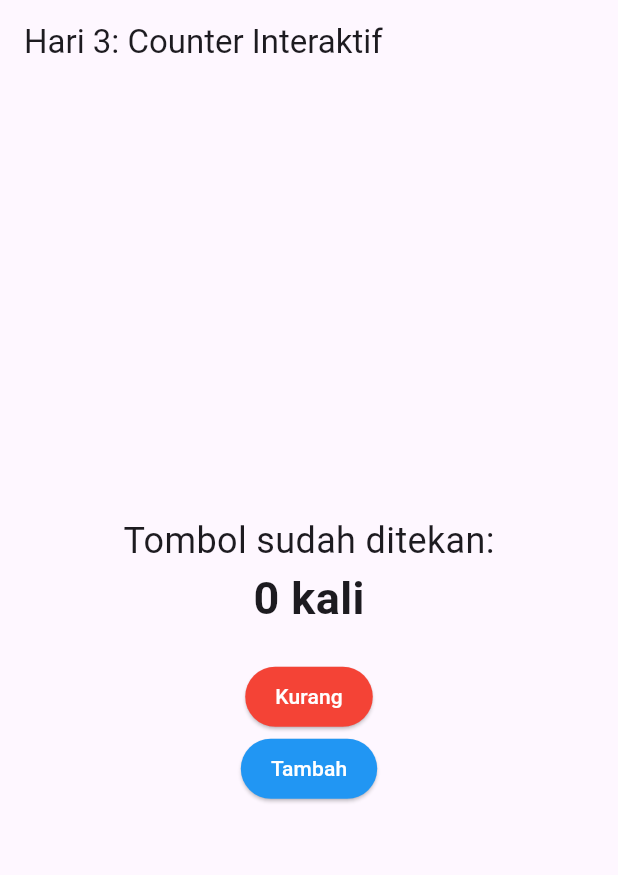
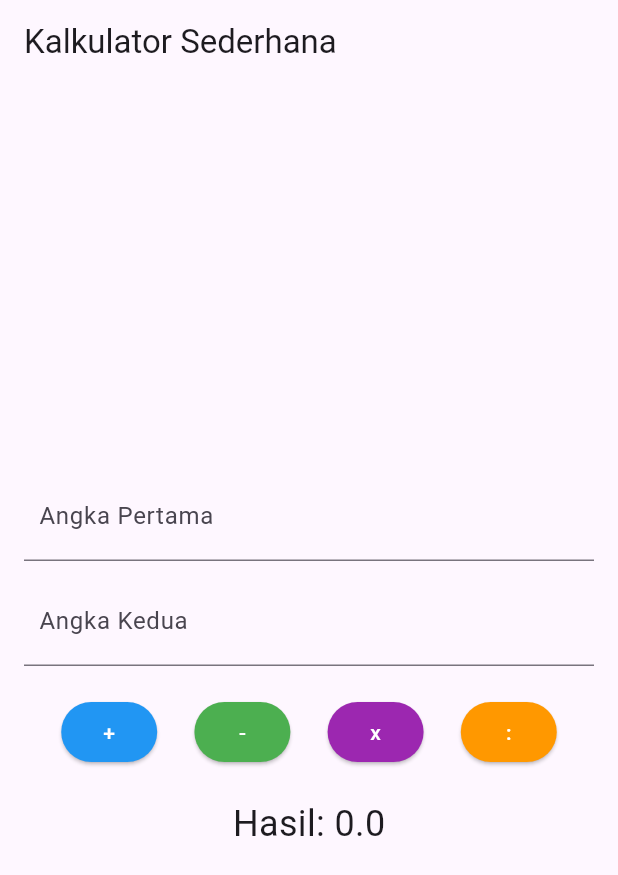
Before and after one commit to Alfin-protein/Latihan-Flutter-Week-2, a Flutter app: the screen it shows after launch, on a phone screen of 412 x 824 dp. Shown: the top 875 px of the screen. Run offline on Flutter 3.47's test engine with Material 3 defaults, Android fonts, the phone set to English and light mode, and no system bars.

Commit message:
Hari 4 Minggu 2: Proyek Kalkulator UI Sederhana

```diff
--- a/lib/main.dart
+++ b/lib/main.dart
@@ -5,70 +5,123 @@ void main() {
 }
 
 class MyApp extends StatelessWidget {
+  const MyApp({super.key});
+
   @override
   Widget build(BuildContext context) {
     return MaterialApp(
-      home: CounterApp(),
+      home: CalculatorApp(),
     );
   }
 }
 
-class CounterApp extends StatefulWidget {
+class CalculatorApp extends StatefulWidget {
+  const CalculatorApp({super.key});
+
   @override
-  _CounterAppState createState() => _CounterAppState();
+  _CalculatorAppState createState() => _CalculatorAppState();
 }
 
-class _CounterAppState extends State<CounterApp> {
-  int counter = 0;
+class _CalculatorAppState extends State<CalculatorApp> {
+  final TextEditingController _number1Controller = TextEditingController();
+  final TextEditingController _number2Controller = TextEditingController();
+  double _result = 0;
 
-  void incrementCounter() {
+  void calculate(String operation) {
+    double num1 = double.tryParse(_number1Controller.text) ?? 0;
+    double num2 = double.tryParse(_number2Controller.text) ?? 0;
+
     setState(() {
-      counter++;
+      if (operation == '+') {
+        _result = num1 + num2;
+      } else if (operation == '-') {
+        _result = num1 - num2;
+      } else if (operation == '*') {
+        _result = num1 * num2;
+      } else if (operation == '/') {
+        if (num2 != 0) {
+          _result = num1 / num2;
+        } else {
+          _result = 0;
+          ScaffoldMessenger.of(context).showSnackBar(
+            SnackBar(content: Text('Pembagian dengan nol tidak diperbolehkan!')),
+          );
+        }
+      }
     });
   }
 
-  void decrementCounter() {
-    setState(() {
-      if (counter > 0) counter--;
-    });
-  }
 
   @override
-  Widget build(BuildContext context) {
+  Widget build(BuildContext Context) {
     return Scaffold(
       appBar: AppBar(
-        title: Text('Hari 3: Counter Interaktif'),
+        title: Text("Kalkulator Sederhana"),
       ),
-      body: Center(
+      body: Padding(
+        padding: EdgeInsets.all(16.0),
         child: Column(
           mainAxisAlignment: MainAxisAlignment.center,
           children: [
-            Text(
-              'Tombol sudah ditekan:',
-              style: TextStyle(fontSize: 24),
+            TextField(
+              controller: _number1Controller,
+              decoration: InputDecoration(
+                  labelText: 'Angka Pertama',
+                  contentPadding: EdgeInsets.symmetric(vertical: 10.0, horizontal: 10.0)
               ),
-            Text(
-              '$counter kali',
-              style: TextStyle(fontSize: 30, fontWeight: FontWeight.bold),
+              keyboardType: TextInputType.number,
+            ),
+            SizedBox(height: 10),
+            TextField(
+                controller: _number2Controller,
+                decoration: InputDecoration(
+                    labelText: 'Angka Kedua',
+                    contentPadding: EdgeInsets.symmetric(vertical: 10.0, horizontal: 10.0)
+                ),
+                keyboardType: TextInputType.number,
             ),
             SizedBox(height: 20),
+            Row(
+              mainAxisAlignment: MainAxisAlignment.spaceEvenly,
+                children: [
                   ElevatedButton(
-              onPressed: decrementCounter,
-              child: Text('Kurang'),
+                    onPressed: () => calculate('+'),
+                    child: Text('+'),
                     style: ElevatedButton.styleFrom(
-                backgroundColor: Colors.red,
+                      backgroundColor: Colors.blue,
                       foregroundColor: Colors.white,
-                padding: EdgeInsets.symmetric(horizontal: 20, vertical: 10),
                     ),
                   ),
                   ElevatedButton(
-              onPressed: incrementCounter,
-              child: Text('Tambah'),
+                    onPressed: () => calculate('-'),
+                    child: Text('-'),
                     style: ElevatedButton.styleFrom(
-                backgroundColor: Colors.blue,
+                      backgroundColor: Colors.green,
                       foregroundColor: Colors.white,
-                padding: EdgeInsets.symmetric(horizontal: 20, vertical: 10),
                     ),
+                  ),
+                  ElevatedButton(
+                    onPressed: () => calculate('*'),
+                    child: Text('x'),
+                    style: ElevatedButton.styleFrom(
+                      backgroundColor: Colors.purple,
+                      foregroundColor: Colors.white,
+                    ),
+                  ),
+                  ElevatedButton(
+                    onPressed: () => calculate('/'),
+                    child: Text(':'),
+                    style: ElevatedButton.styleFrom(
+                      backgroundColor: Colors.orange,
+                      foregroundColor: Colors.white,
+                    ),
+                  ),
+                ],
+            ),
+            SizedBox(height: 20),
+            Text(
+              'Hasil: $_result',
+              style: TextStyle(fontSize: 24),
             ),
           ],
         ),
```
Lines whose indentation alone changed are shown as unchanged.
